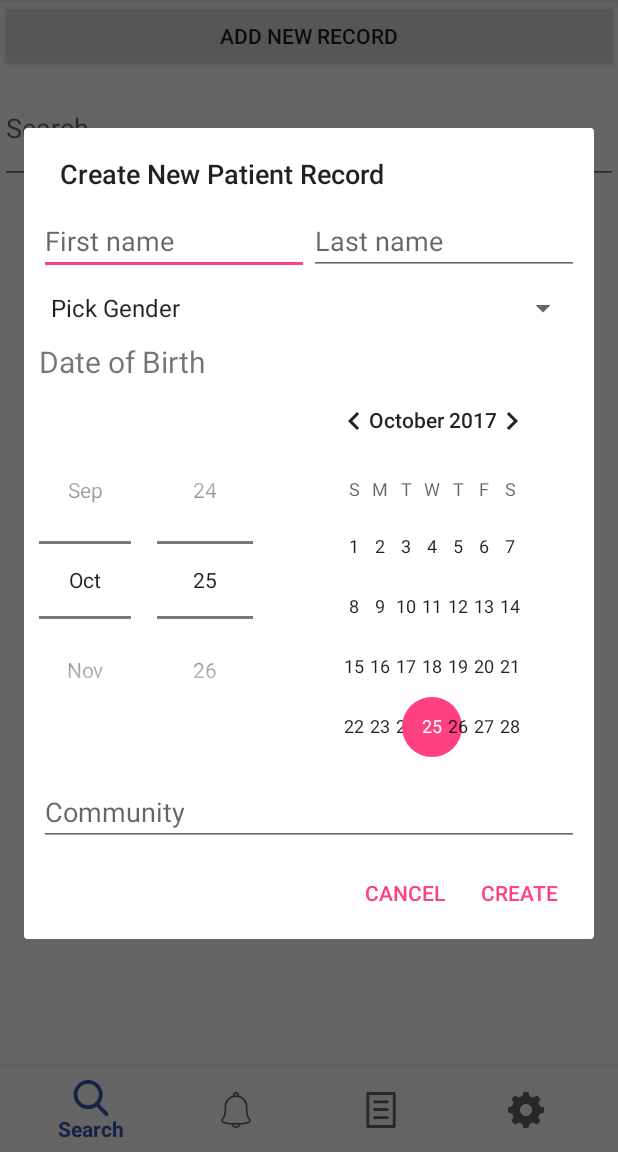
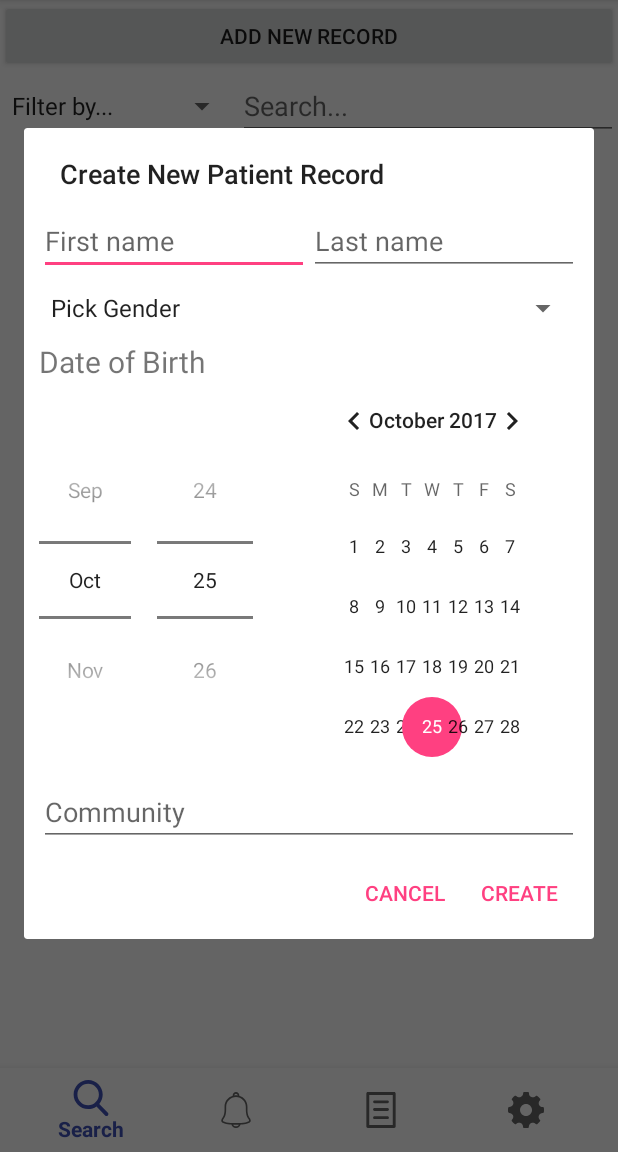
Before and after one commit to mVax-app/mVax, an Android app: the SearchFragment screen opened directly, with no data from a screen before it, after a tap on "ADD NEW RECORD", on a phone screen of 412 x 824 dp, the part 84-1236 px from its top. Run offline under Robolectric (Android 15) with nearby library versions, the phone set to English and light mode, and no system bars; our stand-ins replace Firebase (no records; nobody signed in at launch, a user with empty details on screens opened directly).

Commit message:
search by DOB, name, ID, community

```diff
--- a/app/src/main/res/layout/fragment_search.xml
+++ b/app/src/main/res/layout/fragment_search.xml
@@ -14,15 +14,28 @@
         android:layout_height="wrap_content"
         android:text="@string/add_new_record" />
 
-    <EditText
-        android:id="@+id/search_bar"
+    <LinearLayout
         android:layout_width="match_parent"
         android:layout_height="wrap_content"
-        android:layout_gravity="center"
-        android:layout_weight="0.05"
-        android:ems="15"
-        android:hint="@string/hint_search"
-        android:inputType="textPersonName" />
+        android:orientation="horizontal">
+        <Spinner
+            android:id="@+id/filter_spinner"
+            android:layout_width="wrap_content"
+            android:layout_height="match_parent"
+            android:ems="10" />
+
+        <EditText
+            android:id="@+id/search_bar"
+            android:layout_width="wrap_content"
+            android:layout_height="match_parent"
+            android:layout_gravity="center"
+            android:layout_weight="0.05"
+            android:ems="10"
+            android:hint="@string/hint_search"
+            android:inputType="textPersonName" />
+
+    </LinearLayout>
+
 
     <FrameLayout
         android:id="@+id/content"
--- /dev/null
+++ b/app/src/main/res/values/filter_spinner_array.xml
@@ -0,0 +1,11 @@
+<?xml version="1.0" encoding="utf-8"?>
+<resources>
+    <string-array name="filter_spinner_array">
+        <item>Filter by...</item>
+        <item>Patient ID</item>
+        <item>Patient name</item>
+        <item>Year of birth</item>
+        <item>Community</item>
+        <item>Parent ID</item>
+    </string-array>
+</resources>
```
Also changed, not shown: app/src/main/java/mhealth/mvax/search/SearchFragment.java (+60 -5 lines), 25 other files.
